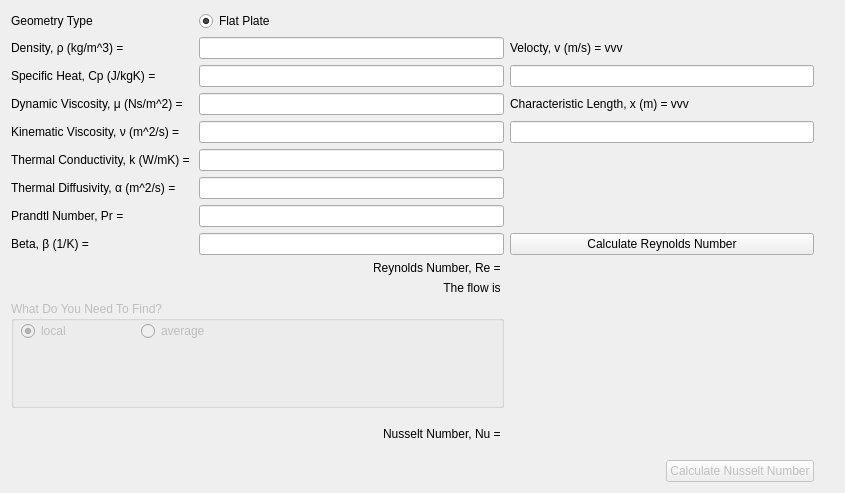
larsealy/HeatTransferConvection, file stuffpanel.ui: the form before one commit.
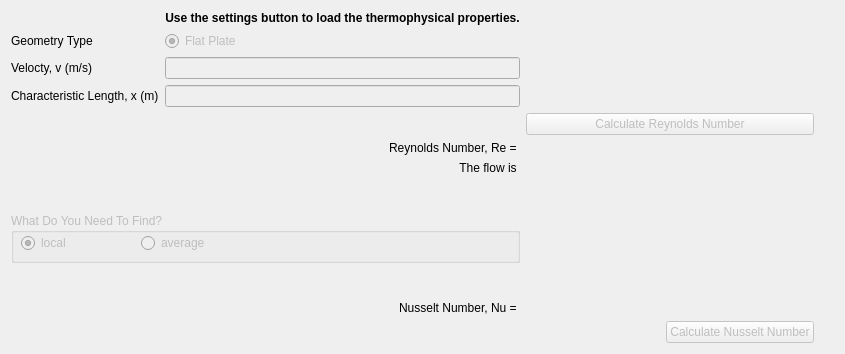
The form after the commit.

```diff
--- a/stuffpanel.ui
+++ b/stuffpanel.ui
@@ -7,14 +7,31 @@
     <x>0</x>
     <y>0</y>
     <width>845</width>
-    <height>493</height>
+    <height>354</height>
    </rect>
   </property>
   <property name="windowTitle">
    <string>Form</string>
   </property>
   <layout class="QGridLayout" name="gridLayout">
-   <item row="14" column="2">
+   <item row="9" column="2">
+    <widget class="QLabel" name="reynoldsNumberValue">
+     <property name="font">
+      <font>
+       <weight>75</weight>
+       <bold>true</bold>
+       <underline>true</underline>
+      </font>
+     </property>
+     <property name="autoFillBackground">
+      <bool>true</bool>
+     </property>
+     <property name="text">
+      <string/>
+     </property>
+    </widget>
+   </item>
+   <item row="13" column="2">
     <layout class="QHBoxLayout" name="horizontalLayout">
      <item>
       <spacer name="horizontalSpacer">
@@ -44,28 +61,17 @@
      </item>
     </layout>
    </item>
-   <item row="0" column="2">
-    <widget class="QLabel" name="selectedColor">
-     <property name="text">
-      <string/>
+   <item row="8" column="2">
+    <widget class="QPushButton" name="findReynolds">
+     <property name="enabled">
+      <bool>false</bool>
      </property>
-    </widget>
-   </item>
-   <item row="3" column="0">
-    <widget class="QLabel" name="specificHeatDescriptor">
      <property name="text">
-      <string>Specific Heat, Cp (J/kgK) = </string>
+      <string>Calculate Reynolds Number</string>
      </property>
     </widget>
    </item>
-   <item row="6" column="0">
-    <widget class="QLabel" name="thermalConductivityDescriptor">
-     <property name="text">
-      <string>Thermal Conductivity, k (W/mK) = </string>
-     </property>
-    </widget>
-   </item>
-   <item row="10" column="1">
+   <item row="9" column="1">
     <widget class="QLabel" name="reynoldsNumber">
      <property name="text">
       <string>Reynolds Number, Re = </string>
@@ -75,82 +81,18 @@
      </property>
     </widget>
    </item>
-   <item row="8" column="0">
-    <widget class="QLabel" name="prandtlNumberDescriptor">
-     <property name="text">
-      <string>Prandtl Number, Pr = </string>
-     </property>
-    </widget>
-   </item>
-   <item row="13" column="3">
-    <spacer name="verticalSpacer">
-     <property name="orientation">
-      <enum>Qt::Vertical</enum>
-     </property>
-     <property name="sizeHint" stdset="0">
-      <size>
-       <width>20</width>
-       <height>40</height>
-      </size>
-     </property>
-    </spacer>
-   </item>
-   <item row="8" column="1">
-    <widget class="QLineEdit" name="prandtlNumberValue"/>
-   </item>
    <item row="7" column="1">
-    <widget class="QLineEdit" name="thermalDiffusivityValue"/>
-   </item>
-   <item row="2" column="1">
-    <widget class="QLineEdit" name="densityValue">
-     <property name="text">
-      <string/>
+    <widget class="QLineEdit" name="characteristicLengthValue">
+     <property name="enabled">
+      <bool>false</bool>
      </property>
     </widget>
    </item>
-   <item row="2" column="0">
-    <widget class="QLabel" name="densityDescriptor">
-     <property name="text">
-      <string>Density, ρ (kg/m^3) = </string>
-     </property>
-    </widget>
-   </item>
-   <item row="9" column="1">
-    <widget class="QLineEdit" name="betaValue"/>
-   </item>
-   <item row="5" column="0">
-    <widget class="QLabel" name="kinematicViscosityDescriptor">
-     <property name="text">
-      <string>Kinematic Viscosity, ν (m^2/s) = </string>
-     </property>
-    </widget>
-   </item>
-   <item row="10" column="2">
-    <widget class="QLabel" name="reynoldsNumberValue">
-     <property name="font">
-      <font>
-       <weight>75</weight>
-       <bold>true</bold>
-       <underline>true</underline>
-      </font>
-     </property>
-     <property name="autoFillBackground">
-      <bool>true</bool>
-     </property>
-     <property name="text">
-      <string/>
-     </property>
-    </widget>
-   </item>
-   <item row="3" column="1">
-    <widget class="QLineEdit" name="specificHeatValue">
-     <property name="text">
-      <string/>
-     </property>
-    </widget>
-   </item>
-   <item row="0" column="1">
+   <item row="1" column="1">
     <widget class="QRadioButton" name="flatPlateRadioButton">
+     <property name="enabled">
+      <bool>false</bool>
+     </property>
      <property name="text">
       <string>Flat Plate</string>
      </property>
@@ -162,78 +104,23 @@
      </property>
     </widget>
    </item>
-   <item row="11" column="1">
-    <widget class="QLabel" name="flowTypeDescriptor">
+   <item row="12" column="1">
+    <widget class="QLabel" name="nusseltNumberDescriptor">
      <property name="text">
-      <string>The flow is </string>
+      <string>Nusselt Number, Nu = </string>
      </property>
      <property name="alignment">
       <set>Qt::AlignRight|Qt::AlignTrailing|Qt::AlignVCenter</set>
      </property>
     </widget>
    </item>
-   <item row="7" column="0">
-    <widget class="QLabel" name="thermalDiffusivityDescriptor">
-     <property name="text">
-      <string>Thermal Diffusivity, α (m^2/s) = </string>
-     </property>
-    </widget>
-   </item>
-   <item row="0" column="0">
-    <widget class="QLabel" name="flowGeometry">
-     <property name="text">
-      <string>Geometry Type</string>
-     </property>
-    </widget>
-   </item>
-   <item row="4" column="0">
-    <widget class="QLabel" name="dynamicViscosityDescriptor">
-     <property name="text">
-      <string>Dynamic Viscosity, μ (Ns/m^2) = </string>
-     </property>
-    </widget>
-   </item>
-   <item row="9" column="0">
-    <widget class="QLabel" name="betaDescriptor">
-     <property name="text">
-      <string>Beta, β (1/K) = </string>
-     </property>
-    </widget>
-   </item>
-   <item row="6" column="1">
-    <widget class="QLineEdit" name="thermalConductivityValue"/>
-   </item>
-   <item row="11" column="2">
-    <widget class="QLabel" name="flowTypeValue">
-     <property name="font">
-      <font>
-       <weight>75</weight>
-       <bold>true</bold>
-       <underline>true</underline>
-      </font>
-     </property>
-     <property name="autoFillBackground">
-      <bool>true</bool>
-     </property>
-     <property name="text">
-      <string/>
-     </property>
-    </widget>
-   </item>
-   <item row="4" column="1">
-    <widget class="QLineEdit" name="dynamicViscosityValue">
-     <property name="text">
-      <string/>
-     </property>
-    </widget>
-   </item>
-   <item row="12" column="0" colspan="2">
+   <item row="11" column="0" colspan="2">
     <widget class="QGroupBox" name="resultType">
      <property name="enabled">
       <bool>false</bool>
      </property>
      <property name="sizePolicy">
-      <sizepolicy hsizetype="Preferred" vsizetype="MinimumExpanding">
+      <sizepolicy hsizetype="Preferred" vsizetype="Fixed">
        <horstretch>0</horstretch>
        <verstretch>2</verstretch>
       </sizepolicy>
@@ -241,7 +128,7 @@
      <property name="minimumSize">
       <size>
        <width>10</width>
-       <height>10</height>
+       <height>50</height>
       </size>
      </property>
      <property name="title">
@@ -278,69 +165,126 @@
      </widget>
     </widget>
    </item>
-   <item row="13" column="1">
-    <widget class="QLabel" name="nusseltNumberDescriptor">
-     <property name="text">
-      <string>Nusselt Number, Nu = </string>
-     </property>
-     <property name="alignment">
-      <set>Qt::AlignRight|Qt::AlignTrailing|Qt::AlignVCenter</set>
-     </property>
-    </widget>
-   </item>
-   <item row="13" column="2">
-    <widget class="QLabel" name="nusseltNumberValue">
-     <property name="font">
-      <font>
-       <weight>75</weight>
-       <bold>true</bold>
-       <underline>true</underline>
-      </font>
-     </property>
-     <property name="autoFillBackground">
-      <bool>true</bool>
-     </property>
-     <property name="text">
-      <string/>
-     </property>
-    </widget>
-   </item>
-   <item row="9" column="2">
-    <widget class="QPushButton" name="findReynolds">
-     <property name="text">
-      <string>Calculate Reynolds Number</string>
-     </property>
-    </widget>
-   </item>
-   <item row="2" column="2">
-    <widget class="QLabel" name="velocityDescriptor">
-     <property name="text">
-      <string>Velocty, v (m/s) = vvv</string>
-     </property>
-    </widget>
-   </item>
-   <item row="3" column="2">
-    <widget class="QLineEdit" name="velocityValue"/>
-   </item>
-   <item row="5" column="1">
-    <widget class="QLineEdit" name="kinematicViscosityValue">
-     <property name="inputMask">
-      <string extracomment="00"/>
-     </property>
-     <property name="text">
-      <string/>
-     </property>
-    </widget>
-   </item>
-   <item row="4" column="2">
+   <item row="7" column="0">
     <widget class="QLabel" name="characteristicLengthDescriptor">
      <property name="text">
-      <string>Characteristic Length, x (m) = vvv</string>
+      <string>Characteristic Length, x (m)</string>
      </property>
     </widget>
    </item>
-   <item row="5" column="2">
-    <widget class="QLineEdit" name="characteristicLengthValue"/>
+   <item row="10" column="1">
+    <widget class="QLabel" name="flowTypeDescriptor">
+     <property name="text">
+      <string>The flow is </string>
+     </property>
+     <property name="alignment">
+      <set>Qt::AlignRight|Qt::AlignTrailing|Qt::AlignVCenter</set>
+     </property>
+    </widget>
+   </item>
+   <item row="5" column="0">
+    <widget class="QLabel" name="velocity">
+     <property name="text">
+      <string>Velocty, v (m/s)</string>
+     </property>
+    </widget>
+   </item>
+   <item row="1" column="2">
+    <widget class="QLabel" name="selectedColor">
+     <property name="text">
+      <string/>
+     </property>
+    </widget>
+   </item>
+   <item row="5" column="1">
+    <widget class="QLineEdit" name="velocityValue">
+     <property name="enabled">
+      <bool>false</bool>
+     </property>
+    </widget>
+   </item>
+   <item row="12" column="2">
+    <widget class="QLabel" name="nusseltNumberValue">
+     <property name="font">
+      <font>
+       <weight>75</weight>
+       <bold>true</bold>
+       <underline>true</underline>
+      </font>
+     </property>
+     <property name="autoFillBackground">
+      <bool>true</bool>
+     </property>
+     <property name="text">
+      <string/>
+     </property>
+    </widget>
+   </item>
+   <item row="1" column="0">
+    <widget class="QLabel" name="flowGeometry">
+     <property name="text">
+      <string>Geometry Type</string>
+     </property>
+    </widget>
+   </item>
+   <item row="10" column="2">
+    <widget class="QLabel" name="flowTypeValue">
+     <property name="font">
+      <font>
+       <weight>75</weight>
+       <bold>true</bold>
+       <underline>true</underline>
+      </font>
+     </property>
+     <property name="autoFillBackground">
+      <bool>true</bool>
+     </property>
+     <property name="text">
+      <string/>
+     </property>
+    </widget>
+   </item>
+   <item row="0" column="1">
+    <widget class="QLabel" name="instructions1">
+     <property name="font">
+      <font>
+       <weight>75</weight>
+       <bold>true</bold>
+      </font>
+     </property>
+     <property name="text">
+      <string>Use the settings button to load the thermophysical properties.</string>
+     </property>
+     <property name="alignment">
+      <set>Qt::AlignCenter</set>
+     </property>
+    </widget>
+   </item>
+   <item row="11" column="3" rowspan="2">
+    <spacer name="verticalSpacer">
+     <property name="orientation">
+      <enum>Qt::Vertical</enum>
+     </property>
+     <property name="sizeHint" stdset="0">
+      <size>
+       <width>20</width>
+       <height>40</height>
+      </size>
+     </property>
+    </spacer>
+   </item>
+   <item row="11" column="2">
+    <spacer name="verticalSpacer_2">
+     <property name="orientation">
+      <enum>Qt::Vertical</enum>
+     </property>
+     <property name="sizeHint" stdset="0">
+      <size>
+       <width>20</width>
+       <height>40</height>
+      </size>
+     </property>
+    </spacer>
    </item>
   </layout>
  </widget>
```
